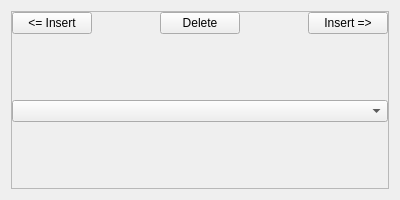
SuperSpaceEye/LifeEngineExtended, file Source/UiFiles/OCCInstructionWidget.ui: the form before one commit.
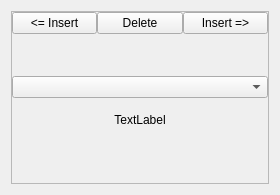
The form after the commit.

The edit to the form file:
```diff
--- a/Source/UiFiles/OCCInstructionWidget.ui
+++ b/Source/UiFiles/OCCInstructionWidget.ui
@@ -6,12 +6,12 @@
    <rect>
     <x>0</x>
     <y>0</y>
-    <width>400</width>
-    <height>200</height>
+    <width>280</width>
+    <height>195</height>
    </rect>
   </property>
   <property name="sizePolicy">
-   <sizepolicy hsizetype="Fixed" vsizetype="Fixed">
+   <sizepolicy hsizetype="Minimum" vsizetype="Minimum">
     <horstretch>0</horstretch>
     <verstretch>0</verstretch>
    </sizepolicy>
@@ -55,19 +55,6 @@
             </property>
            </widget>
           </item>
-          <item>
-           <spacer name="horizontalSpacer">
-            <property name="orientation">
-             <enum>Qt::Horizontal</enum>
-            </property>
-            <property name="sizeHint" stdset="0">
-             <size>
-              <width>40</width>
-              <height>20</height>
-             </size>
-            </property>
-           </spacer>
-          </item>
           <item>
            <widget class="QPushButton" name="b_delete_inst">
             <property name="text">
@@ -75,19 +62,6 @@
             </property>
            </widget>
           </item>
-          <item>
-           <spacer name="horizontalSpacer_2">
-            <property name="orientation">
-             <enum>Qt::Horizontal</enum>
-            </property>
-            <property name="sizeHint" stdset="0">
-             <size>
-              <width>40</width>
-              <height>20</height>
-             </size>
-            </property>
-           </spacer>
-          </item>
           <item>
            <widget class="QPushButton" name="b_insert_right">
             <property name="text">
@@ -113,6 +87,22 @@
         <item>
          <widget class="QComboBox" name="cmb_occ_instructions"/>
         </item>
+        <item>
+         <widget class="QLabel" name="name_label">
+          <property name="sizePolicy">
+           <sizepolicy hsizetype="Preferred" vsizetype="MinimumExpanding">
+            <horstretch>0</horstretch>
+            <verstretch>0</verstretch>
+           </sizepolicy>
+          </property>
+          <property name="text">
+           <string>TextLabel</string>
+          </property>
+          <property name="alignment">
+           <set>Qt::AlignCenter</set>
+          </property>
+         </widget>
+        </item>
         <item>
          <spacer name="verticalSpacer_2">
           <property name="orientation">
```
Left out of the diff: 2 changed lines with no effect on the pictures.
